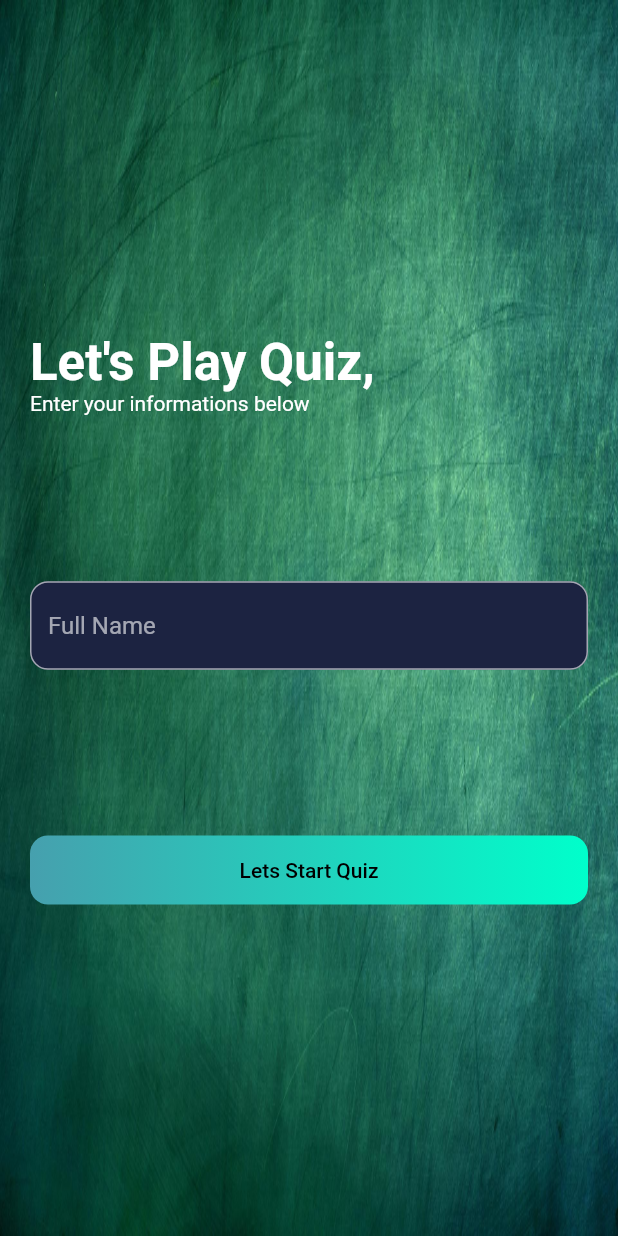
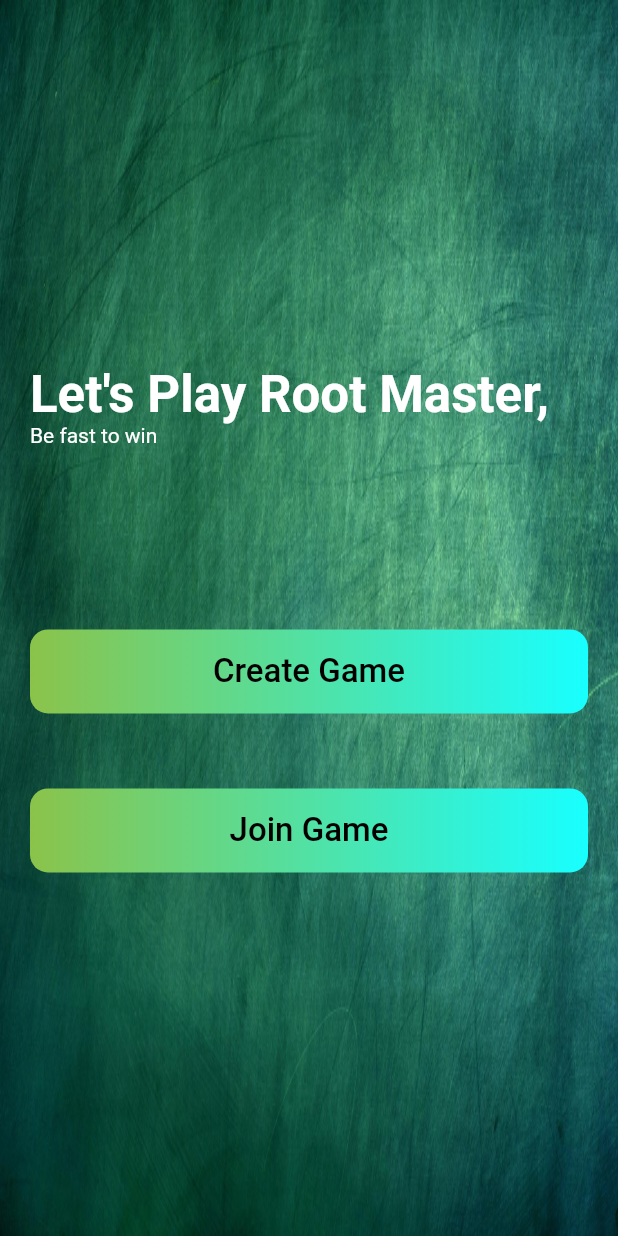
Before and after one commit to armen181/root_master, a Flutter app: the screen it shows after launch, on a phone screen of 412 x 824 dp. Run offline on Flutter 3.47's test engine with Material 2 defaults, Android fonts, the phone set to English and light mode, and no system bars; our stand-ins replace dio, flutter_svg, get.

Commit message:
create pages

```diff
--- a/lib/constants.dart
+++ b/lib/constants.dart
@@ -6,7 +6,7 @@ const kRedColor = Color(0xFFE92E30);
 const kGrayColor = Color(0xFFA1D2C2);
 const kBlackColor = Color(0xFF101010);
 const kPrimaryGradient = LinearGradient(
-  colors: [Color(0xFF46A0AE), Color(0xFF00FFCB)],
+  colors: [Colors.lightGreen, Colors.cyanAccent],
   begin: Alignment.centerLeft,
   end: Alignment.centerRight,
 );
--- a/lib/screens/quiz/components/question_card.dart
+++ b/lib/screens/quiz/components/question_card.dart
@@ -23,6 +23,7 @@ class QuestionCard extends StatelessWidget {
         borderRadius: BorderRadius.circular(25),
       ),
       child: Column(
+        mainAxisSize: MainAxisSize.min,
         children: [
           Text(
             question.question,
@@ -33,7 +34,7 @@ class QuestionCard extends StatelessWidget {
           ),
           const Spacer(),
           ...List.generate(
-            question.options.length,
+            4,
             (index) => Option(
               index: index,
               text: question.options[index],
--- a/lib/screens/quiz/quiz_screen.dart
+++ b/lib/screens/quiz/quiz_screen.dart
@@ -43,6 +43,7 @@ class QuizScreen extends StatelessWidget {
           IconButton(
             onPressed: () {
               showModalBottomSheet(
+                backgroundColor: Colors.grey.shade800,
                 isScrollControlled: true,
                 useSafeArea: true,
                 context: context,
@@ -80,7 +81,7 @@ class QuizScreen extends StatelessWidget {
                           itemCount: userNameList.length,
                           itemBuilder: (context, index) {
                             return Container(
-                              decoration: BoxDecoration(color: Colors.lightGreen.withOpacity(0.5), borderRadius: BorderRadius.circular(10)),
+                              decoration: BoxDecoration(color: Colors.lightGreen.withOpacity(0.15), borderRadius: BorderRadius.circular(10)),
                               margin: EdgeInsets.all(10),
                               height: 50,
                               width: MediaQuery.of(context).size.width,
--- a/lib/screens/welcome/welcome_screen.dart
+++ b/lib/screens/welcome/welcome_screen.dart
@@ -1,9 +1,13 @@
 import 'package:flutter/material.dart';
 import 'package:flutter_svg/svg.dart';
 import 'package:get/get.dart';
+import 'package:root_master/screens/result/result_screen.dart';
 
 import '../../constants.dart';
+import '../create/create_game_screen.dart';
+import '../join/join_game_screen.dart';
 import '../quiz/quiz_screen.dart';
+import '../score/score_screen.dart';
 
 class WelcomeScreen extends StatelessWidget {
   const WelcomeScreen({super.key});
@@ -13,7 +17,7 @@ class WelcomeScreen extends StatelessWidget {
     return Scaffold(
       body: Stack(
         children: [
-          Container(
+          SizedBox(
               height: MediaQuery.of(context).size.height,
               width: MediaQuery.of(context).size.width,
               child: Image.asset("assets/icons/4199010.jpeg", fit: BoxFit.fill)),
@@ -25,24 +29,13 @@ class WelcomeScreen extends StatelessWidget {
                 children: [
                   const Spacer(flex: 2), //2/6
                   Text(
-                    "Let's Play Quiz,",
+                    "Let's Play Root Master,",
                     style: Theme.of(context).textTheme.headlineMedium?.copyWith(color: Colors.white, fontWeight: FontWeight.bold),
                   ),
-                  const Text("Enter your informations below"),
+                  const Text("Be fast to win"),
                   const Spacer(),
-                  const TextField(
-                    decoration: InputDecoration(
-                      filled: true,
-                      fillColor: Color(0xFF1C2341),
-                      hintText: "Full Name",
-                      border: OutlineInputBorder(
-                        borderRadius: BorderRadius.all(Radius.circular(12)),
-                      ),
-                    ),
-                  ),
-                  const Spacer(), // 1/6
                   InkWell(
-                    onTap: () => Get.to(QuizScreen()),
+                    onTap: () => Get.to(const CreateGameScreen()),
                     child: Container(
                       width: double.infinity,
                       alignment: Alignment.center,
@@ -53,8 +46,26 @@ class WelcomeScreen extends StatelessWidget {
                         borderRadius: BorderRadius.all(Radius.circular(12)),
                       ),
                       child: Text(
-                        "Lets Start Quiz",
-                        style: Theme.of(context).textTheme.labelLarge?.copyWith(color: Colors.black),
+                        "Create Game",
+                        style: Theme.of(context).textTheme.labelLarge?.copyWith(color: Colors.black, fontSize: 22),
+                      ),
+                    ),
+                  ),
+                  const SizedBox(height: 50,), // 1/6
+                  InkWell(
+                    onTap: () => Get.to(const JoinGameScreen()),
+                    child: Container(
+                      width: double.infinity,
+                      alignment: Alignment.center,
+                      padding: const EdgeInsets.all(kDefaultPadding * 0.75),
+                      // 15
+                      decoration: const BoxDecoration(
+                        gradient: kPrimaryGradient,
+                        borderRadius: BorderRadius.all(Radius.circular(12)),
+                      ),
+                      child: Text(
+                        "Join Game",
+                        style: Theme.of(context).textTheme.labelLarge?.copyWith(color: Colors.black, fontSize: 22),
                       ),
                     ),
                   ),
```
Also changed, not shown: lib/controllers/question_controller.dart (+4 -3 lines), lib/pages/create_game_page.dart (deleted, +0 -20 lines), lib/pages/join_game_page.dart (deleted, +0 -15 lines), lib/pages/login_page.dart (deleted, +0 -15 lines), lib/pages/welcome_page.dart (deleted, +0 -15 lines), lib/screens/create/create_game_body.dart (added, +69 -0 lines), lib/screens/create/create_game_screen.dart (added, +19 -0 lines), lib/screens/join/join_game_body.dart (added, +77 -0 lines), lib/screens/join/join_game_screen.dart (added, +19 -0 lines), lib/screens/result/result_screen.dart (added, +74 -0 lines).
